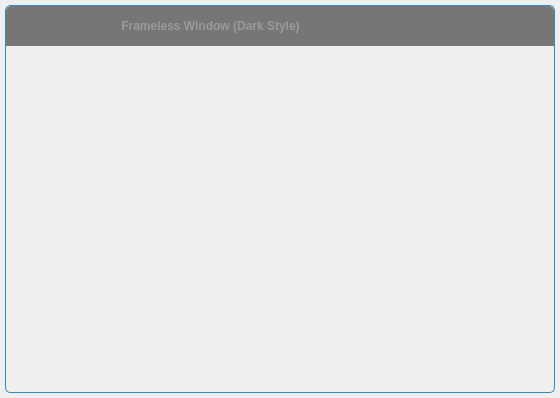
Above: Kanban/FramelessWindow/framelesswindow.ui from StefanoLusardi/Kanban before the change. Below: the same form after it.
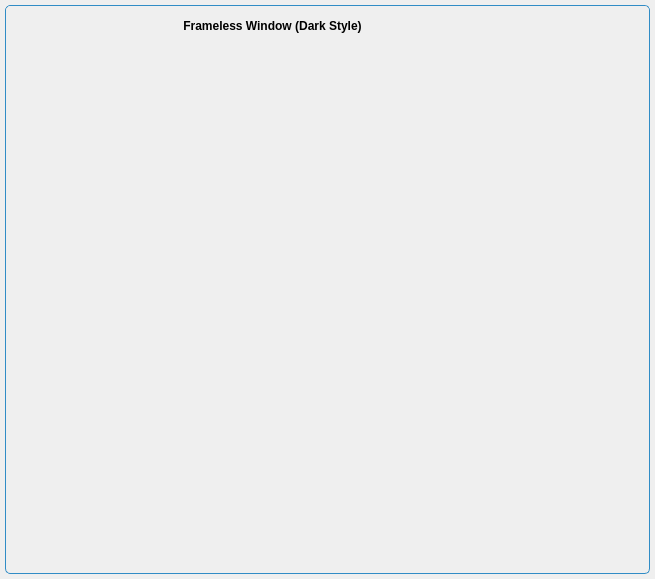
That is the form after the change. Icons and pictures are not drawn. Custom widgets are drawn as their Qt base class.

Commit message: Style updates. Db manager, main window icons, frameless window. Stub Splashscreen added.

```diff
--- a/Kanban/FramelessWindow/framelesswindow.ui
+++ b/Kanban/FramelessWindow/framelesswindow.ui
@@ -6,8 +6,8 @@
    <rect>
     <x>0</x>
     <y>0</y>
-    <width>560</width>
-    <height>398</height>
+    <width>655</width>
+    <height>579</height>
    </rect>
   </property>
   <property name="windowTitle">
@@ -80,7 +80,7 @@
          <bool>false</bool>
         </property>
         <property name="styleSheet">
-         <string notr="true">#windowTitlebar{border: 0px none palette(base); border-top-left-radius:5px; border-top-right-radius:5px; background-color:palette(shadow); height:30px;}</string>
+         <string notr="true">#windowTitlebar{border: 0px none palette(base); border-top-left-radius:5px; border-top-right-radius:5px; background-color:palette(Window); height:30px;}</string>
         </property>
         <layout class="QHBoxLayout" name="horizontalLayout" stretch="0,0,1,0,0,0,0">
          <property name="spacing">
@@ -102,13 +102,13 @@
           <widget class="QLabel" name="spacer">
            <property name="minimumSize">
             <size>
-             <width>4</width>
+             <width>5</width>
              <height>0</height>
             </size>
            </property>
            <property name="maximumSize">
             <size>
-             <width>4</width>
+             <width>5</width>
              <height>16777215</height>
             </size>
            </property>
@@ -118,21 +118,21 @@
           <widget class="QLabel" name="icon">
            <property name="minimumSize">
             <size>
-             <width>16</width>
-             <height>16</height>
+             <width>40</width>
+             <height>40</height>
             </size>
            </property>
            <property name="maximumSize">
             <size>
-             <width>16</width>
-             <height>16</height>
+             <width>40</width>
+             <height>40</height>
             </size>
            </property>
            <property name="contextMenuPolicy">
             <enum>Qt::NoContextMenu</enum>
            </property>
            <property name="styleSheet">
-            <string notr="true">#icon {background-color:palette(shadow);}</string>
+            <string notr="true">#icon {background-color:palette(window);}</string>
            </property>
           </widget>
          </item>
@@ -145,12 +145,18 @@
             </font>
            </property>
            <property name="styleSheet">
-            <string notr="true">  padding-left:5px;
-  color:rgb(153,153,153);</string>
+            <string notr="true">padding-left:5px;
+color:palette(Text);</string>
            </property>
            <property name="text">
             <string>Frameless Window (Dark Style)</string>
            </property>
+           <property name="textFormat">
+            <enum>Qt::AutoText</enum>
+           </property>
+           <property name="scaledContents">
+            <bool>true</bool>
+           </property>
            <property name="alignment">
             <set>Qt::AlignCenter</set>
            </property>
@@ -158,6 +164,18 @@
          </item>
          <item>
           <widget class="QToolButton" name="minimizeButton">
+           <property name="minimumSize">
+            <size>
+             <width>40</width>
+             <height>40</height>
+            </size>
+           </property>
+           <property name="maximumSize">
+            <size>
+             <width>40</width>
+             <height>40</height>
+            </size>
+           </property>
            <property name="font">
             <font>
              <weight>75</weight>
@@ -194,6 +212,18 @@
          </item>
          <item>
           <widget class="QToolButton" name="restoreButton">
+           <property name="minimumSize">
+            <size>
+             <width>40</width>
+             <height>40</height>
+            </size>
+           </property>
+           <property name="maximumSize">
+            <size>
+             <width>40</width>
+             <height>40</height>
+            </size>
+           </property>
            <property name="styleSheet">
             <string notr="true">#restoreButton{
   background-color:none;
@@ -224,6 +254,18 @@
          </item>
          <item>
           <widget class="QToolButton" name="maximizeButton">
+           <property name="minimumSize">
+            <size>
+             <width>40</width>
+             <height>40</height>
+            </size>
+           </property>
+           <property name="maximumSize">
+            <size>
+             <width>40</width>
+             <height>40</height>
+            </size>
+           </property>
            <property name="styleSheet">
             <string notr="true">#maximizeButton{
   background-color:none;
@@ -254,6 +296,18 @@
          </item>
          <item>
           <widget class="QToolButton" name="closeButton">
+           <property name="minimumSize">
+            <size>
+             <width>40</width>
+             <height>40</height>
+            </size>
+           </property>
+           <property name="maximumSize">
+            <size>
+             <width>40</width>
+             <height>40</height>
+            </size>
+           </property>
            <property name="font">
             <font>
              <weight>75</weight>
@@ -265,8 +319,6 @@
   background-color:none;
   border:none;
   padding:4px;
-  image:url(:/images/icon_window_close.png);
-  border-top-right-radius: 5px;
 }
 #closeButton:hover{
   background-color:palette(alternate-base);
```
Left out of the diff: 20 changed lines with no effect on the pictures. The commit also changes 45 other files.
